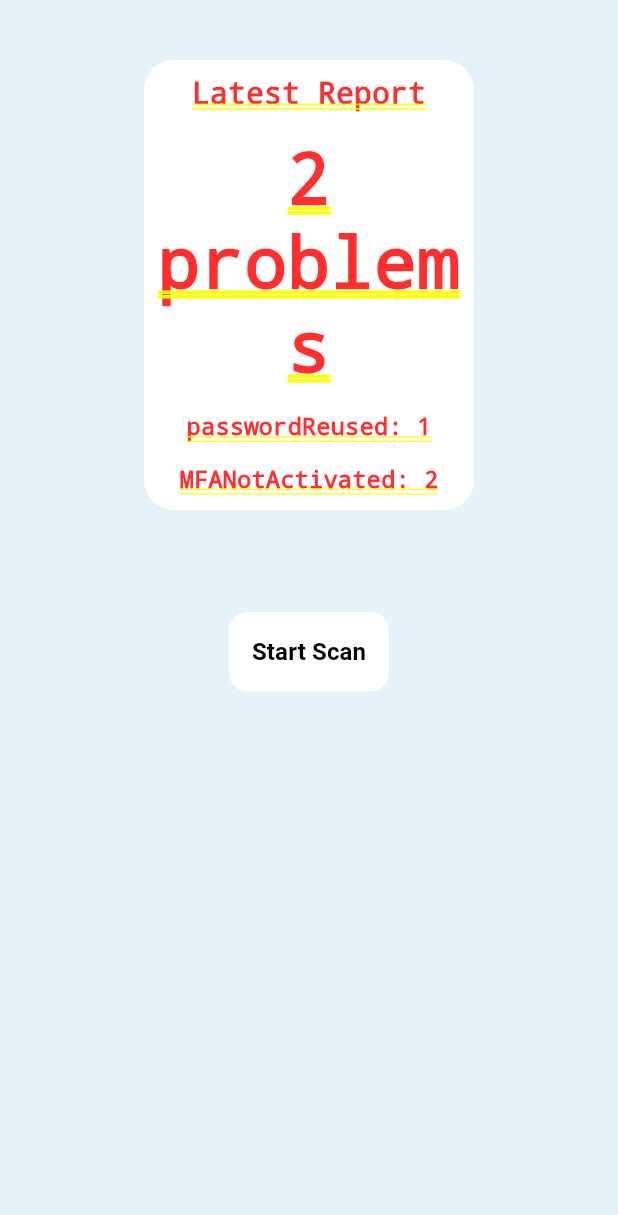
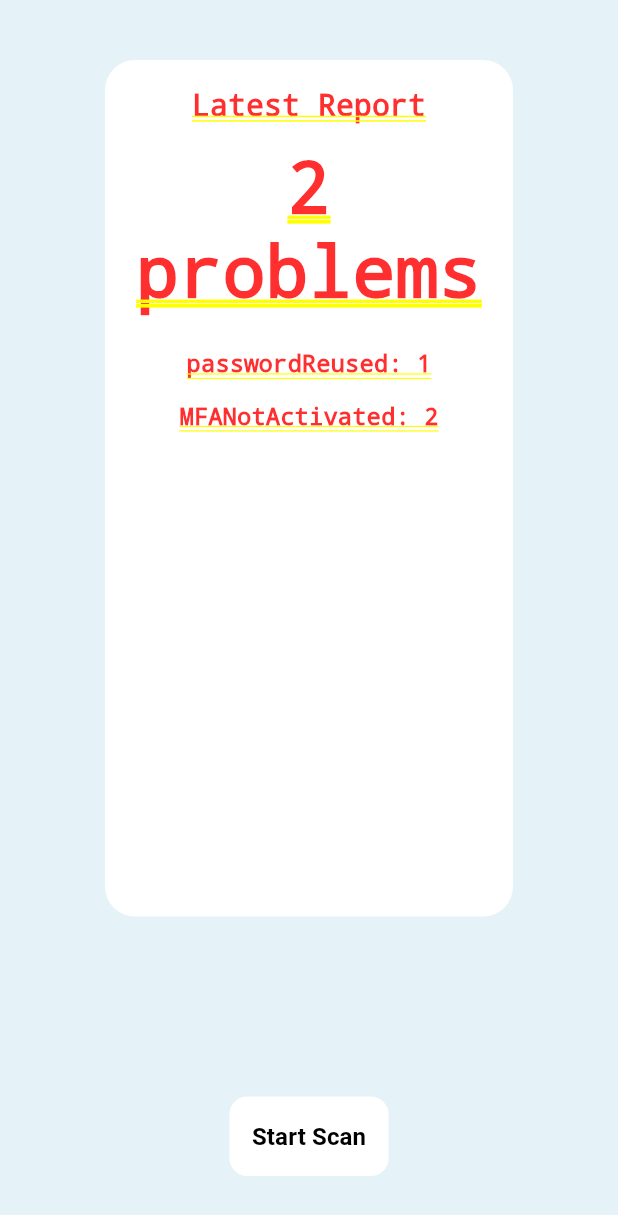
Before and after one commit to RuthBlackman/Account-Manager, a Flutter app: the LatestReport screen opened by its route, on a phone screen of 412 x 824 dp. Shown: the top 1215 px of the screen. Run offline on Flutter 3.47's test engine with Material 3 defaults, Android fonts, the phone set to English and light mode, and no system bars; our stand-ins replace dot_navigation_bar, isar, multi_select_flutter; accounts and stored records are empty; generated files the repository leaves out were written again.

Commit message:
removed some unnecessary uses of MyContainer

```diff
--- a/lib/pages/latest_report_page.dart
+++ b/lib/pages/latest_report_page.dart
@@ -1,7 +1,7 @@
-import 'package:account_manger/colours.dart';
 import 'package:account_manger/components/buttons/my_button.dart';
-import 'package:account_manger/components/my_container.dart';
 import 'package:flutter/material.dart';
+
+import '../colours.dart';
 
 enum Problems {
   passwordReused,
@@ -53,23 +53,22 @@ class _LatestReportState extends State<LatestReport> {
       width: MediaQuery.of(context).size.width,
       child: Column(
         children: [
-          // Padding(
-          //   padding: const EdgeInsets.only(top: 20.0),
-          //   child: Text(
-          //     "Welcome",
-          //     style: TextStyle(
-          //         fontSize: 20,
-          //         color: purpleBackground),
-          //   ),
-          // ),
-
-          Container(
-            width: 300,
-            child: MyContainer(
+          Expanded(
+            child: Padding(
+              //    padding: const EdgeInsets.all(40.0),
+              padding: const EdgeInsets.only(top: 40, left: 70, right: 70, bottom: 100),
+              child: Container(
+                decoration: BoxDecoration(
+                  borderRadius: BorderRadius.circular(20.0),
+                  color: Colors.white,
+                ),
+                alignment: Alignment.center,
+                child: Padding(
+                  padding: const EdgeInsets.all(10.0),
+                  child: Column(
                     children: [
-                  WidgetWithCustomWidth(
-                      widget: const Padding(
-                        padding: EdgeInsets.all(10.0),
+                      const Padding(
+                        padding: EdgeInsets.all(8.0),
                         child: Text(
                           "Latest Report",
                           textAlign: TextAlign.center,
@@ -77,31 +76,33 @@ class _LatestReportState extends State<LatestReport> {
                             fontSize: 20,
                           ),
                         ),
-                      )
                       ),
-                  WidgetWithCustomWidth(
-                    widget: Padding(
+
+                      Padding(
                         padding: const EdgeInsets.all(8.0),
                         child: Text(
                           "${numberOfProblems(generateProblemsMap())} problems",
                           textAlign: TextAlign.center,
-                        style: TextStyle(fontWeight: FontWeight.bold),// todo: edit this when we have actual data
-                      ),
-                    ),
-                  ),
-                  WidgetWithCustomWidth(widget: Column(
-                    children: [
-                      ..._buildProblemWidgets(generateProblemsMap())
-                    ],
-                  ))
-                ],
-                height: 300,
-                isStarsContainer: false
+                          style: const TextStyle(fontWeight: FontWeight.bold),// todo: edit this when we have actual data
                         ),
                       ),
 
                       Padding(
                         padding: const EdgeInsets.all(8.0),
+                        child: Column(
+                          children: [
+                            ..._buildProblemWidgets(generateProblemsMap())
+                          ],
+                        ),
+                      ),
+                    ],
+                  ),
+                ),
+              ),
+            ),
+          ),
+          Padding(
+            padding: const EdgeInsets.only(bottom: 40.0),
             child: MyButton(
               text: "Start Scan",
               backgroundColour: Colors.white,
```
Also changed, not shown: lib/pages/first_time_page.dart (+19 -19 lines), lib/pages/security_report_page.dart (+21 -0 lines). Lines whose indentation alone changed are shown as unchanged.
